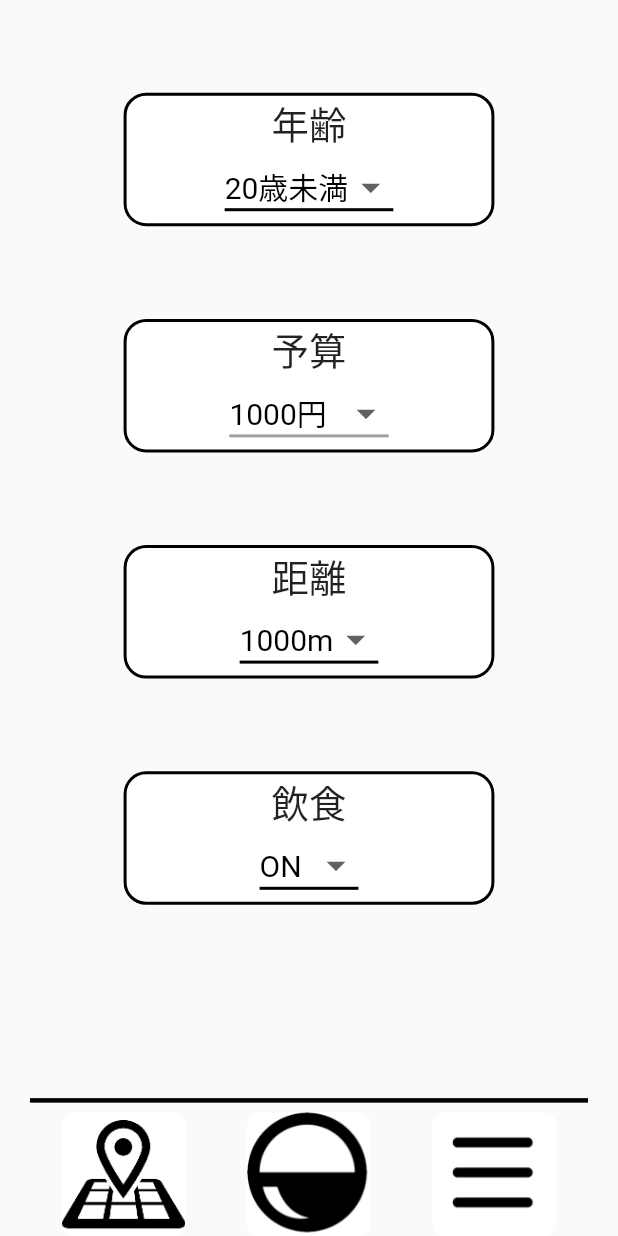
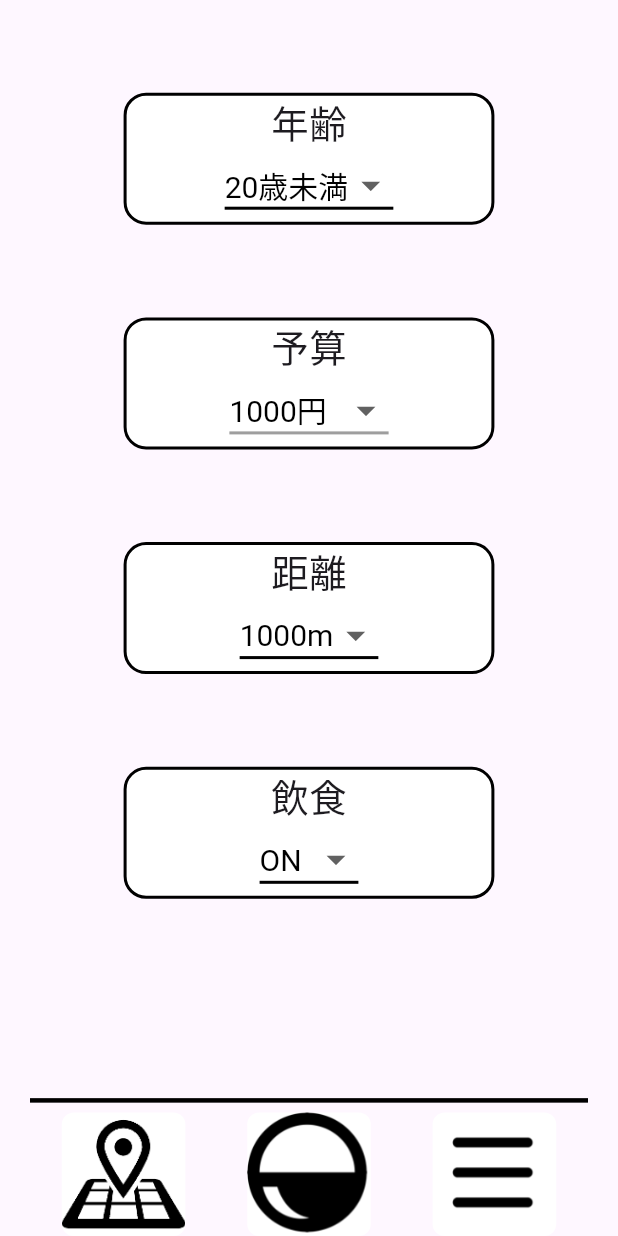
Before and after one commit to simeiro/amanojaku, a Flutter app: the screen it shows after launch, item 3 of the bottom bar chosen, on a phone screen of 412 x 824 dp. Run offline on Flutter 3.47's test engine with Material 2 defaults, Android fonts, the phone set to English and light mode, and no system bars; our stand-ins replace csv, google_fonts, google_maps_flutter.

Commit message:
add : 設定画面の完成
-設定画面をほとんど完成させた
-ガチャの画面をほとんど完成させた

```diff
--- a/lib/setting_page.dart
+++ b/lib/setting_page.dart
@@ -1,6 +1,6 @@
-import 'package:amanojaku/main.dart';
+// import 'package:amanojaku/main.dart';
 import 'package:flutter/material.dart';
-import 'package:amanojaku/dark_gotcha_page.dart';
+// import 'package:amanojaku/dark_gotcha_page.dart';
 
 class SettingPage extends StatelessWidget {
   const SettingPage({super.key});
@@ -10,14 +10,8 @@
 
   @override
   Widget build(BuildContext context) {
-    return MaterialApp(
-      routes: {
-        "/map_page": (context) => const MyHomePage(title: "map",),
-        "/dark_gotcha_page": (context) => const DarkGotchaPage(), // 通常ガチャのページ
-        "/setting_page": (context) => const SettingPage(), // 設定のページ
-      },
-      title: 'Flutter Demo',
-      home: _DropdownButtonDemo(),
+    return const Scaffold(
+      body: _DropdownButtonDemo(),
     );
   }
 }
```
Also changed, not shown: lib/dark_gotcha_page.dart (+4 -4 lines), lib/decision_gotcha_page.dart (+4 -3 lines), lib/main.dart (+4 -6 lines).
